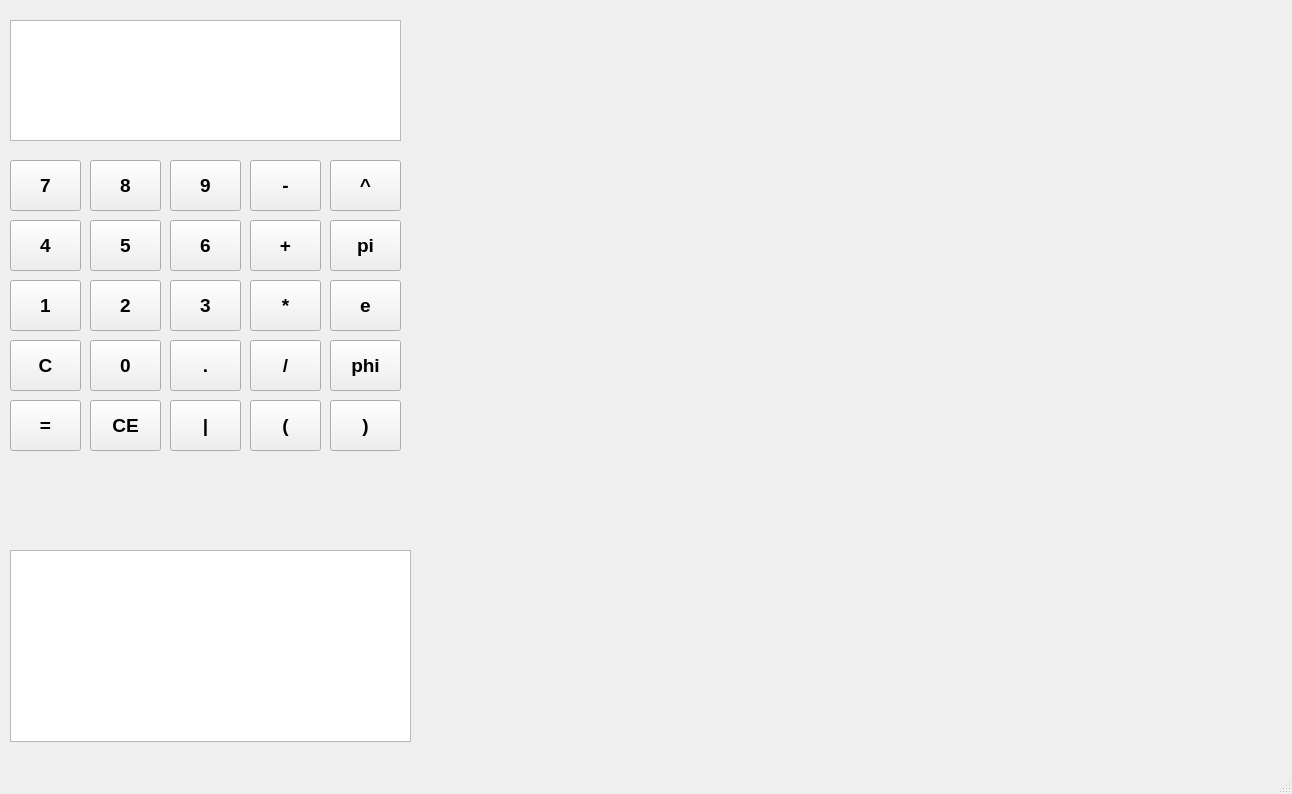
Old version of the form mainwindow.ui in the repository injecktor/mathApplication.
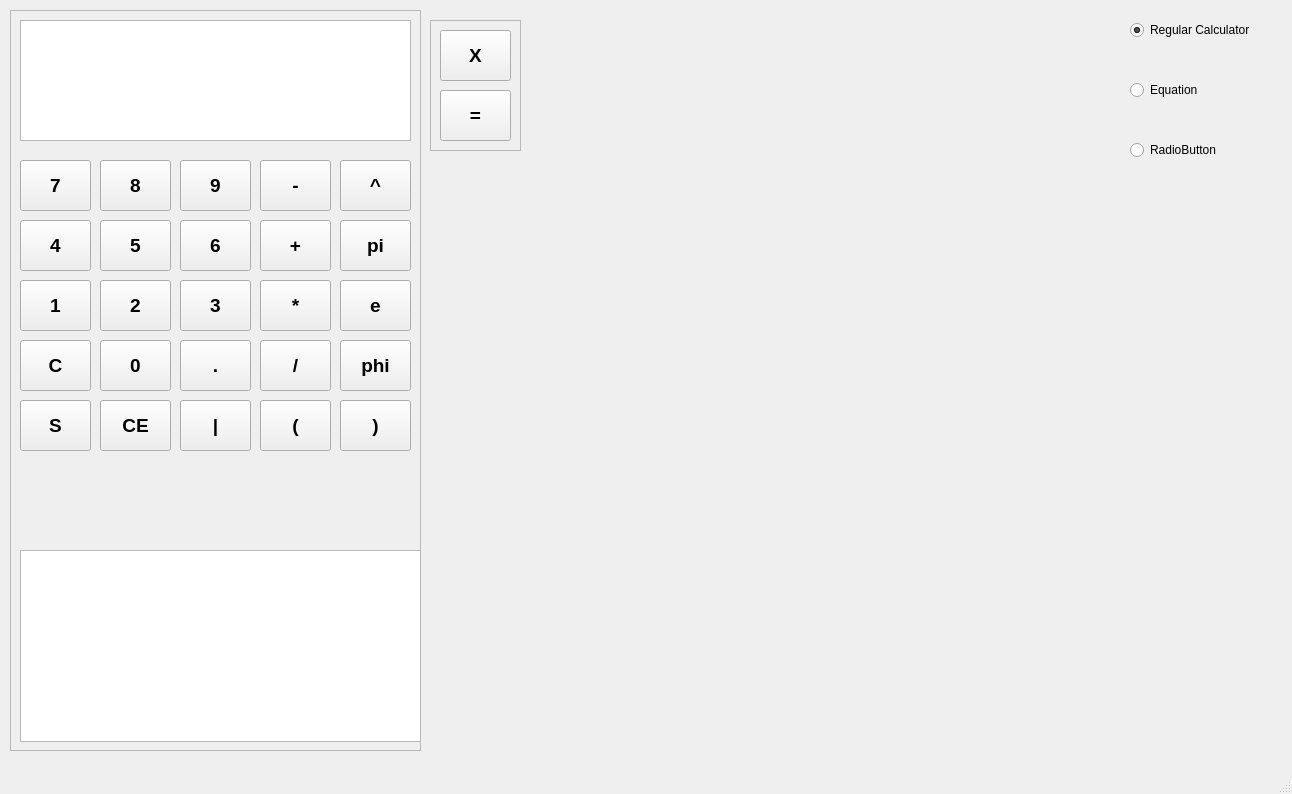
New version of the form.

Commit message: New function for equation mode. Have started refactor tokenizer

What changed in the file:
```diff
--- a/mainwindow.ui
+++ b/mainwindow.ui
@@ -14,11 +14,436 @@
    <string>MainWindow</string>
   </property>
   <widget class="QWidget" name="centralwidget">
+   <widget class="QRadioButton" name="radioRegularCalculator">
+    <property name="geometry">
+     <rect>
+      <x>1130</x>
+      <y>20</y>
+      <width>131</width>
+      <height>20</height>
+     </rect>
+    </property>
+    <property name="text">
+     <string>Regular Calculator</string>
+    </property>
+    <property name="checked">
+     <bool>true</bool>
+    </property>
+   </widget>
+   <widget class="QRadioButton" name="radioEquation">
+    <property name="geometry">
+     <rect>
+      <x>1130</x>
+      <y>80</y>
+      <width>131</width>
+      <height>20</height>
+     </rect>
+    </property>
+    <property name="text">
+     <string>Equation</string>
+    </property>
+   </widget>
+   <widget class="QRadioButton" name="radioButton_3">
+    <property name="geometry">
+     <rect>
+      <x>1130</x>
+      <y>140</y>
+      <width>131</width>
+      <height>20</height>
+     </rect>
+    </property>
+    <property name="text">
+     <string>RadioButton</string>
+    </property>
+   </widget>
+   <widget class="QFrame" name="regularCalculatorFrame">
+    <property name="geometry">
+     <rect>
+      <x>10</x>
+      <y>10</y>
+      <width>411</width>
+      <height>741</height>
+     </rect>
+    </property>
+    <property name="frameShape">
+     <enum>QFrame::StyledPanel</enum>
+    </property>
+    <property name="frameShadow">
+     <enum>QFrame::Raised</enum>
+    </property>
+    <widget class="QPushButton" name="closeParenButton">
+     <property name="geometry">
+      <rect>
+       <x>330</x>
+       <y>390</y>
+       <width>71</width>
+       <height>51</height>
+      </rect>
+     </property>
+     <property name="font">
+      <font>
+       <family>Segoe UI</family>
+       <pointsize>14</pointsize>
+       <bold>true</bold>
+      </font>
+     </property>
+     <property name="cursor">
+      <cursorShape>PointingHandCursor</cursorShape>
+     </property>
+     <property name="text">
+      <string>)</string>
+     </property>
+    </widget>
+    <widget class="QPushButton" name="fourButton">
+     <property name="geometry">
+      <rect>
+       <x>10</x>
+       <y>210</y>
+       <width>71</width>
+       <height>51</height>
+      </rect>
+     </property>
+     <property name="font">
+      <font>
+       <family>Segoe UI</family>
+       <pointsize>14</pointsize>
+       <bold>true</bold>
+      </font>
+     </property>
+     <property name="cursor">
+      <cursorShape>PointingHandCursor</cursorShape>
+     </property>
+     <property name="text">
+      <string>4</string>
+     </property>
+    </widget>
+    <widget class="QPushButton" name="plusButton">
+     <property name="geometry">
+      <rect>
+       <x>250</x>
+       <y>210</y>
+       <width>71</width>
+       <height>51</height>
+      </rect>
+     </property>
+     <property name="font">
+      <font>
+       <family>Segoe UI</family>
+       <pointsize>14</pointsize>
+       <bold>true</bold>
+      </font>
+     </property>
+     <property name="cursor">
+      <cursorShape>PointingHandCursor</cursorShape>
+     </property>
+     <property name="text">
+      <string>+</string>
+     </property>
+    </widget>
+    <widget class="QTextBrowser" name="textInfo">
+     <property name="geometry">
+      <rect>
+       <x>10</x>
+       <y>540</y>
+       <width>401</width>
+       <height>192</height>
+      </rect>
+     </property>
+     <property name="markdown">
+      <string/>
+     </property>
+     <property name="html">
+      <string>&lt;!DOCTYPE HTML PUBLIC &quot;-//W3C//DTD HTML 4.0//EN&quot; &quot;http://www.w3.org/TR/REC-html40/strict.dtd&quot;&gt;
+&lt;html&gt;&lt;head&gt;&lt;meta name=&quot;qrichtext&quot; content=&quot;1&quot; /&gt;&lt;meta charset=&quot;utf-8&quot; /&gt;&lt;style type=&quot;text/css&quot;&gt;
+p, li { white-space: pre-wrap; }
+hr { height: 1px; border-width: 0; }
+li.unchecked::marker { content: &quot;\2610&quot;; }
+li.checked::marker { content: &quot;\2612&quot;; }
+&lt;/style&gt;&lt;/head&gt;&lt;body style=&quot; font-family:'Segoe UI'; font-size:9pt; font-weight:400; font-style:normal;&quot;&gt;
+&lt;p style=&quot;-qt-paragraph-type:empty; margin-top:0px; margin-bottom:0px; margin-left:0px; margin-right:0px; -qt-block-indent:0; text-indent:0px;&quot;&gt;&lt;br /&gt;&lt;/p&gt;&lt;/body&gt;&lt;/html&gt;</string>
+     </property>
+    </widget>
+    <widget class="QPushButton" name="multiplicationButton">
+     <property name="geometry">
+      <rect>
+       <x>250</x>
+       <y>270</y>
+       <width>71</width>
+       <height>51</height>
+      </rect>
+     </property>
+     <property name="font">
+      <font>
+       <family>Segoe UI</family>
+       <pointsize>14</pointsize>
+       <bold>true</bold>
+      </font>
+     </property>
+     <property name="cursor">
+      <cursorShape>PointingHandCursor</cursorShape>
+     </property>
+     <property name="text">
+      <string>*</string>
+     </property>
+    </widget>
+    <widget class="QPushButton" name="phiButton">
+     <property name="geometry">
+      <rect>
+       <x>330</x>
+       <y>330</y>
+       <width>71</width>
+       <height>51</height>
+      </rect>
+     </property>
+     <property name="font">
+      <font>
+       <family>Segoe UI</family>
+       <pointsize>14</pointsize>
+       <bold>true</bold>
+      </font>
+     </property>
+     <property name="cursor">
+      <cursorShape>PointingHandCursor</cursorShape>
+     </property>
+     <property name="text">
+      <string>phi</string>
+     </property>
+    </widget>
+    <widget class="QPushButton" name="CEButton">
+     <property name="geometry">
+      <rect>
+       <x>90</x>
+       <y>390</y>
+       <width>71</width>
+       <height>51</height>
+      </rect>
+     </property>
+     <property name="font">
+      <font>
+       <family>Segoe UI</family>
+       <pointsize>14</pointsize>
+       <bold>true</bold>
+      </font>
+     </property>
+     <property name="cursor">
+      <cursorShape>PointingHandCursor</cursorShape>
+     </property>
+     <property name="text">
+      <string>CE</string>
+     </property>
+    </widget>
+    <widget class="QPushButton" name="nineButton">
+     <property name="geometry">
+      <rect>
+       <x>170</x>
+       <y>150</y>
+       <width>71</width>
+       <height>51</height>
+      </rect>
+     </property>
+     <property name="font">
+      <font>
+       <family>Segoe UI</family>
+       <pointsize>14</pointsize>
+       <bold>true</bold>
+      </font>
+     </property>
+     <property name="cursor">
+      <cursorShape>PointingHandCursor</cursorShape>
+     </property>
+     <property name="text">
+      <string>9</string>
+     </property>
+    </widget>
+    <widget class="QPushButton" name="twoButton">
+     <property name="geometry">
+      <rect>
+       <x>90</x>
+       <y>270</y>
+       <width>71</width>
+       <height>51</height>
+      </rect>
+     </property>
+     <property name="font">
+      <font>
+       <family>Segoe UI</family>
+       <pointsize>14</pointsize>
+       <bold>true</bold>
+      </font>
+     </property>
+     <property name="cursor">
+      <cursorShape>PointingHandCursor</cursorShape>
+     </property>
+     <property name="text">
+      <string>2</string>
+     </property>
+    </widget>
+    <widget class="QPushButton" name="dotButton">
+     <property name="geometry">
+      <rect>
+       <x>170</x>
+       <y>330</y>
+       <width>71</width>
+       <height>51</height>
+      </rect>
+     </property>
+     <property name="font">
+      <font>
+       <family>Segoe UI</family>
+       <pointsize>14</pointsize>
+       <bold>true</bold>
+      </font>
+     </property>
+     <property name="cursor">
+      <cursorShape>PointingHandCursor</cursorShape>
+     </property>
+     <property name="text">
+      <string>.</string>
+     </property>
+    </widget>
+    <widget class="QPushButton" name="piButton">
+     <property name="geometry">
+      <rect>
+       <x>330</x>
+       <y>210</y>
+       <width>71</width>
+       <height>51</height>
+      </rect>
+     </property>
+     <property name="font">
+      <font>
+       <family>Segoe UI</family>
+       <pointsize>14</pointsize>
+       <bold>true</bold>
+      </font>
+     </property>
+     <property name="cursor">
+      <cursorShape>PointingHandCursor</cursorShape>
+     </property>
+     <property name="text">
+      <string>pi</string>
+     </property>
+    </widget>
+    <widget class="QPushButton" name="powerButton">
+     <property name="geometry">
+      <rect>
+       <x>330</x>
+       <y>150</y>
+       <width>71</width>
+       <height>51</height>
+      </rect>
+     </property>
+     <property name="font">
+      <font>
+       <family>Segoe UI</family>
+       <pointsize>14</pointsize>
+       <bold>true</bold>
+      </font>
+     </property>
+     <property name="cursor">
+      <cursorShape>PointingHandCursor</cursorShape>
+     </property>
+     <property name="text">
+      <string>^</string>
+     </property>
+    </widget>
+    <widget class="QPushButton" name="sevenButton">
+     <property name="geometry">
+      <rect>
+       <x>10</x>
+       <y>150</y>
+       <width>71</width>
+       <height>51</height>
+      </rect>
+     </property>
+     <property name="font">
+      <font>
+       <family>Segoe UI</family>
+       <pointsize>14</pointsize>
+       <bold>true</bold>
+      </font>
+     </property>
+     <property name="cursor">
+      <cursorShape>PointingHandCursor</cursorShape>
+     </property>
+     <property name="text">
+      <string>7</string>
+     </property>
+    </widget>
+    <widget class="QPushButton" name="openParenButton">
+     <property name="geometry">
+      <rect>
+       <x>250</x>
+       <y>390</y>
+       <width>71</width>
+       <height>51</height>
+      </rect>
+     </property>
+     <property name="font">
+      <font>
+       <family>Segoe UI</family>
+       <pointsize>14</pointsize>
+       <bold>true</bold>
+      </font>
+     </property>
+     <property name="cursor">
+      <cursorShape>PointingHandCursor</cursorShape>
+     </property>
+     <property name="text">
+      <string>(</string>
+     </property>
+    </widget>
+    <widget class="QPushButton" name="CButton">
+     <property name="geometry">
+      <rect>
+       <x>10</x>
+       <y>330</y>
+       <width>71</width>
+       <height>51</height>
+      </rect>
+     </property>
+     <property name="font">
+      <font>
+       <family>Segoe UI</family>
+       <pointsize>14</pointsize>
+       <bold>true</bold>
+      </font>
+     </property>
+     <property name="cursor">
+      <cursorShape>PointingHandCursor</cursorShape>
+     </property>
+     <property name="text">
+      <string>C</string>
+     </property>
+    </widget>
+    <widget class="QPushButton" name="divisionButton">
+     <property name="geometry">
+      <rect>
+       <x>250</x>
+       <y>330</y>
+       <width>71</width>
+       <height>51</height>
+      </rect>
+     </property>
+     <property name="font">
+      <font>
+       <family>Segoe UI</family>
+       <pointsize>14</pointsize>
+       <bold>true</bold>
+      </font>
+     </property>
+     <property name="cursor">
+      <cursorShape>PointingHandCursor</cursorShape>
+     </property>
+     <property name="text">
+      <string>/</string>
+     </property>
+    </widget>
    <widget class="QTextEdit" name="display">
     <property name="geometry">
      <rect>
       <x>10</x>
-      <y>20</y>
+       <y>10</y>
       <width>391</width>
       <height>121</height>
      </rect>
@@ -33,80 +458,11 @@
      <cursorShape>IBeamCursor</cursorShape>
     </property>
    </widget>
-   <widget class="QPushButton" name="sevenButton">
-    <property name="geometry">
-     <rect>
-      <x>10</x>
-      <y>160</y>
-      <width>71</width>
-      <height>51</height>
-     </rect>
-    </property>
-    <property name="font">
-     <font>
-      <family>Segoe UI</family>
-      <pointsize>14</pointsize>
-      <bold>true</bold>
-     </font>
-    </property>
-    <property name="cursor">
-     <cursorShape>PointingHandCursor</cursorShape>
-    </property>
-    <property name="text">
-     <string>7</string>
-    </property>
-   </widget>
-   <widget class="QPushButton" name="eightButton">
-    <property name="geometry">
-     <rect>
-      <x>90</x>
-      <y>160</y>
-      <width>71</width>
-      <height>51</height>
-     </rect>
-    </property>
-    <property name="font">
-     <font>
-      <family>Segoe UI</family>
-      <pointsize>14</pointsize>
-      <bold>true</bold>
-     </font>
-    </property>
-    <property name="cursor">
-     <cursorShape>PointingHandCursor</cursorShape>
-    </property>
-    <property name="text">
-     <string>8</string>
-    </property>
-   </widget>
-   <widget class="QPushButton" name="nineButton">
-    <property name="geometry">
-     <rect>
-      <x>170</x>
-      <y>160</y>
-      <width>71</width>
-      <height>51</height>
-     </rect>
-    </property>
-    <property name="font">
-     <font>
-      <family>Segoe UI</family>
-      <pointsize>14</pointsize>
-      <bold>true</bold>
-     </font>
-    </property>
-    <property name="cursor">
-     <cursorShape>PointingHandCursor</cursorShape>
-    </property>
-    <property name="text">
-     <string>9</string>
-    </property>
-   </widget>
    <widget class="QPushButton" name="minusButton">
     <property name="geometry">
      <rect>
       <x>250</x>
-      <y>160</y>
+       <y>150</y>
       <width>71</width>
       <height>51</height>
      </rect>
@@ -125,34 +481,11 @@
      <string>-</string>
     </property>
    </widget>
-   <widget class="QPushButton" name="powerButton">
-    <property name="geometry">
-     <rect>
-      <x>330</x>
-      <y>160</y>
-      <width>71</width>
-      <height>51</height>
-     </rect>
-    </property>
-    <property name="font">
-     <font>
-      <family>Segoe UI</family>
-      <pointsize>14</pointsize>
-      <bold>true</bold>
-     </font>
-    </property>
-    <property name="cursor">
-     <cursorShape>PointingHandCursor</cursorShape>
-    </property>
-    <property name="text">
-     <string>^</string>
-    </property>
-   </widget>
    <widget class="QPushButton" name="fiveButton">
     <property name="geometry">
      <rect>
       <x>90</x>
-      <y>220</y>
+       <y>210</y>
       <width>71</width>
       <height>51</height>
      </rect>
@@ -171,34 +504,11 @@
      <string>5</string>
     </property>
    </widget>
-   <widget class="QPushButton" name="plusButton">
-    <property name="geometry">
-     <rect>
-      <x>250</x>
-      <y>220</y>
-      <width>71</width>
-      <height>51</height>
-     </rect>
-    </property>
-    <property name="font">
-     <font>
-      <family>Segoe UI</family>
-      <pointsize>14</pointsize>
-      <bold>true</bold>
-     </font>
-    </property>
-    <property name="cursor">
-     <cursorShape>PointingHandCursor</cursorShape>
-    </property>
-    <property name="text">
-     <string>+</string>
-    </property>
-   </widget>
    <widget class="QPushButton" name="sixButton">
     <property name="geometry">
      <rect>
       <x>170</x>
-      <y>220</y>
+       <y>210</y>
       <width>71</width>
       <height>51</height>
      </rect>
@@ -217,11 +527,11 @@
      <string>6</string>
     </property>
    </widget>
-   <widget class="QPushButton" name="fourButton">
+    <widget class="QPushButton" name="evalButton">
     <property name="geometry">
      <rect>
       <x>10</x>
-      <y>220</y>
+       <y>390</y>
       <width>71</width>
       <height>51</height>
      </rect>
@@ -237,83 +547,14 @@
      <cursorShape>PointingHandCursor</cursorShape>
     </property>
     <property name="text">
-     <string>4</string>
-    </property>
-   </widget>
-   <widget class="QPushButton" name="piButton">
-    <property name="geometry">
-     <rect>
-      <x>330</x>
-      <y>220</y>
-      <width>71</width>
-      <height>51</height>
-     </rect>
-    </property>
-    <property name="font">
-     <font>
-      <family>Segoe UI</family>
-      <pointsize>14</pointsize>
-      <bold>true</bold>
-     </font>
-    </property>
-    <property name="cursor">
-     <cursorShape>PointingHandCursor</cursorShape>
-    </property>
-    <property name="text">
-     <string>pi</string>
-    </property>
-   </widget>
-   <widget class="QPushButton" name="twoButton">
-    <property name="geometry">
-     <rect>
-      <x>90</x>
-      <y>280</y>
-      <width>71</width>
-      <height>51</height>
-     </rect>
-    </property>
-    <property name="font">
-     <font>
-      <family>Segoe UI</family>
-      <pointsize>14</pointsize>
-      <bold>true</bold>
-     </font>
-    </property>
-    <property name="cursor">
-     <cursorShape>PointingHandCursor</cursorShape>
-    </property>
-    <property name="text">
-     <string>2</string>
-    </property>
-   </widget>
-   <widget class="QPushButton" name="multiplicationButton">
-    <property name="geometry">
-     <rect>
-      <x>250</x>
-      <y>280</y>
-      <width>71</width>
-      <height>51</height>
-     </rect>
-    </property>
-    <property name="font">
-     <font>
-      <family>Segoe UI</family>
-      <pointsize>14</pointsize>
-      <bold>true</bold>
-     </font>
-    </property>
-    <property name="cursor">
-     <cursorShape>PointingHandCursor</cursorShape>
-    </property>
-    <property name="text">
-     <string>*</string>
+      <string>S</string>
     </property>
    </widget>
    <widget class="QPushButton" name="threeButton">
     <property name="geometry">
      <rect>
       <x>170</x>
-      <y>280</y>
+       <y>270</y>
       <width>71</width>
       <height>51</height>
      </rect>
@@ -332,11 +573,11 @@
      <string>3</string>
     </property>
    </widget>
-   <widget class="QPushButton" name="oneButton">
+    <widget class="QPushButton" name="moduleButton">
     <property name="geometry">
      <rect>
-      <x>10</x>
-      <y>280</y>
+       <x>170</x>
+       <y>390</y>
       <width>71</width>
       <height>51</height>
      </rect>
@@ -352,14 +593,37 @@
      <cursorShape>PointingHandCursor</cursorShape>
     </property>
     <property name="text">
-     <string>1</string>
+      <string>|</string>
+     </property>
+    </widget>
+    <widget class="QPushButton" name="eightButton">
+     <property name="geometry">
+      <rect>
+       <x>90</x>
+       <y>150</y>
+       <width>71</width>
+       <height>51</height>
+      </rect>
+     </property>
+     <property name="font">
+      <font>
+       <family>Segoe UI</family>
+       <pointsize>14</pointsize>
+       <bold>true</bold>
+      </font>
+     </property>
+     <property name="cursor">
+      <cursorShape>PointingHandCursor</cursorShape>
+     </property>
+     <property name="text">
+      <string>8</string>
     </property>
    </widget>
    <widget class="QPushButton" name="eButton">
     <property name="geometry">
      <rect>
       <x>330</x>
-      <y>280</y>
+       <y>270</y>
       <width>71</width>
       <height>51</height>
      </rect>
@@ -378,57 +642,11 @@
      <string>e</string>
     </property>
    </widget>
-   <widget class="QPushButton" name="CEButton">
-    <property name="geometry">
-     <rect>
-      <x>90</x>
-      <y>400</y>
-      <width>71</width>
-      <height>51</height>
-     </rect>
-    </property>
-    <property name="font">
-     <font>
-      <family>Segoe UI</family>
-      <pointsize>14</pointsize>
-      <bold>true</bold>
-     </font>
-    </property>
-    <property name="cursor">
-     <cursorShape>PointingHandCursor</cursorShape>
-    </property>
-    <property name="text">
-     <string>CE</string>
-    </property>
-   </widget>
-   <widget class="QPushButton" name="closeParenButton">
-    <property name="geometry">
-     <rect>
-      <x>330</x>
-      <y>400</y>
-      <width>71</width>
-      <height>51</height>
-     </rect>
-    </property>
-    <property name="font">
-     <font>
-      <family>Segoe UI</family>
-      <pointsize>14</pointsize>
-      <bold>true</bold>
-     </font>
-    </property>
-    <property name="cursor">
-     <cursorShape>PointingHandCursor</cursorShape>
-    </property>
-    <property name="text">
-     <string>)</string>
-    </property>
-   </widget>
    <widget class="QPushButton" name="zeroButton">
     <property name="geometry">
      <rect>
       <x>90</x>
-      <y>340</y>
+       <y>330</y>
       <width>71</width>
       <height>51</height>
      </rect>
@@ -447,11 +665,11 @@
      <string>0</string>
     </property>
    </widget>
-   <widget class="QPushButton" name="openParenButton">
+    <widget class="QPushButton" name="oneButton">
     <property name="geometry">
      <rect>
-      <x>250</x>
-      <y>400</y>
+       <x>10</x>
+       <y>270</y>
       <width>71</width>
       <height>51</height>
      </rect>
@@ -467,129 +685,30 @@
      <cursorShape>PointingHandCursor</cursorShape>
     </property>
     <property name="text">
-     <string>(</string>
-    </property>
-   </widget>
-   <widget class="QPushButton" name="divisionButton">
-    <property name="geometry">
-     <rect>
-      <x>250</x>
-      <y>340</y>
-      <width>71</width>
-      <height>51</height>
-     </rect>
-    </property>
-    <property name="font">
-     <font>
-      <family>Segoe UI</family>
-      <pointsize>14</pointsize>
-      <bold>true</bold>
-     </font>
-    </property>
-    <property name="cursor">
-     <cursorShape>PointingHandCursor</cursorShape>
-    </property>
-    <property name="text">
-     <string>/</string>
-    </property>
+      <string>1</string>
+     </property>
+    </widget>
    </widget>
-   <widget class="QPushButton" name="moduleButton">
+   <widget class="QFrame" name="equationFrame">
     <property name="geometry">
      <rect>
-      <x>170</x>
-      <y>400</y>
-      <width>71</width>
-      <height>51</height>
+      <x>430</x>
+      <y>20</y>
+      <width>91</width>
+      <height>131</height>
      </rect>
     </property>
-    <property name="font">
-     <font>
-      <family>Segoe UI</family>
-      <pointsize>14</pointsize>
-      <bold>true</bold>
-     </font>
+    <property name="frameShape">
+     <enum>QFrame::StyledPanel</enum>
     </property>
-    <property name="cursor">
-     <cursorShape>PointingHandCursor</cursorShape>
+    <property name="frameShadow">
+     <enum>QFrame::Raised</enum>
     </property>
-    <property name="text">
-     <string>|</string>
-    </property>
-   </widget>
-   <widget class="QPushButton" name="dotButton">
+    <widget class="QPushButton" name="equalButton">
     <property name="geometry">
      <rect>
-      <x>170</x>
-      <y>340</y>
-      <width>71</width>
-      <height>51</height>
-     </rect>
-    </property>
-    <property name="font">
-     <font>
-      <family>Segoe UI</family>
-      <pointsize>14</pointsize>
-      <bold>true</bold>
-     </font>
-    </property>
-    <property name="cursor">
-     <cursorShape>PointingHandCursor</cursorShape>
-    </property>
-    <property name="text">
-     <string>.</string>
-    </property>
-   </widget>
-   <widget class="QPushButton" name="CButton">
-    <property name="geometry">
-     <rect>
       <x>10</x>
-      <y>340</y>
-      <width>71</width>
-      <height>51</height>
-     </rect>
-    </property>
-    <property name="font">
-     <font>
-      <family>Segoe UI</family>
-      <pointsize>14</pointsize>
-      <bold>true</bold>
-     </font>
-    </property>
-    <property name="cursor">
-     <cursorShape>PointingHandCursor</cursorShape>
-    </property>
-    <property name="text">
-     <string>C</string>
-    </property>
-   </widget>
-   <widget class="QPushButton" name="phiButton">
-    <property name="geometry">
-     <rect>
-      <x>330</x>
-      <y>340</y>
-      <width>71</width>
-      <height>51</height>
-     </rect>
-    </property>
-    <property name="font">
-     <font>
-      <family>Segoe UI</family>
-      <pointsize>14</pointsize>
-      <bold>true</bold>
-     </font>
-    </property>
-    <property name="cursor">
-     <cursorShape>PointingHandCursor</cursorShape>
-    </property>
-    <property name="text">
-     <string>phi</string>
-    </property>
-   </widget>
-   <widget class="QPushButton" name="evalButton">
-    <property name="geometry">
-     <rect>
-      <x>10</x>
-      <y>400</y>
+       <y>70</y>
       <width>71</width>
       <height>51</height>
      </rect>
@@ -608,28 +727,29 @@
      <string>=</string>
     </property>
    </widget>
-   <widget class="QTextBrowser" name="textInfo">
+    <widget class="QPushButton" name="xButton">
     <property name="geometry">
      <rect>
       <x>10</x>
-      <y>550</y>
-      <width>401</width>
-      <height>192</height>
-     </rect>
-    </property>
-    <property name="markdown">
-     <string/>
-    </property>
-    <property name="html">
-     <string>&lt;!DOCTYPE HTML PUBLIC &quot;-//W3C//DTD HTML 4.0//EN&quot; &quot;http://www.w3.org/TR/REC-html40/strict.dtd&quot;&gt;
-&lt;html&gt;&lt;head&gt;&lt;meta name=&quot;qrichtext&quot; content=&quot;1&quot; /&gt;&lt;meta charset=&quot;utf-8&quot; /&gt;&lt;style type=&quot;text/css&quot;&gt;
-p, li { white-space: pre-wrap; }
-hr { height: 1px; border-width: 0; }
-li.unchecked::marker { content: &quot;\2610&quot;; }
-li.checked::marker { content: &quot;\2612&quot;; }
-&lt;/style&gt;&lt;/head&gt;&lt;body style=&quot; font-family:'Segoe UI'; font-size:9pt; font-weight:400; font-style:normal;&quot;&gt;
-&lt;p style=&quot;-qt-paragraph-type:empty; margin-top:0px; margin-bottom:0px; margin-left:0px; margin-right:0px; -qt-block-indent:0; text-indent:0px;&quot;&gt;&lt;br /&gt;&lt;/p&gt;&lt;/body&gt;&lt;/html&gt;</string>
-    </property>
+       <y>10</y>
+       <width>71</width>
+       <height>51</height>
+      </rect>
+     </property>
+     <property name="font">
+      <font>
+       <family>Segoe UI</family>
+       <pointsize>14</pointsize>
+       <bold>true</bold>
+      </font>
+     </property>
+     <property name="cursor">
+      <cursorShape>PointingHandCursor</cursorShape>
+     </property>
+     <property name="text">
+      <string>X</string>
+     </property>
+    </widget>
    </widget>
   </widget>
   <widget class="QMenuBar" name="menubar">
```
Lines whose indentation alone changed are shown as unchanged. The commit also changes 10 other files.
